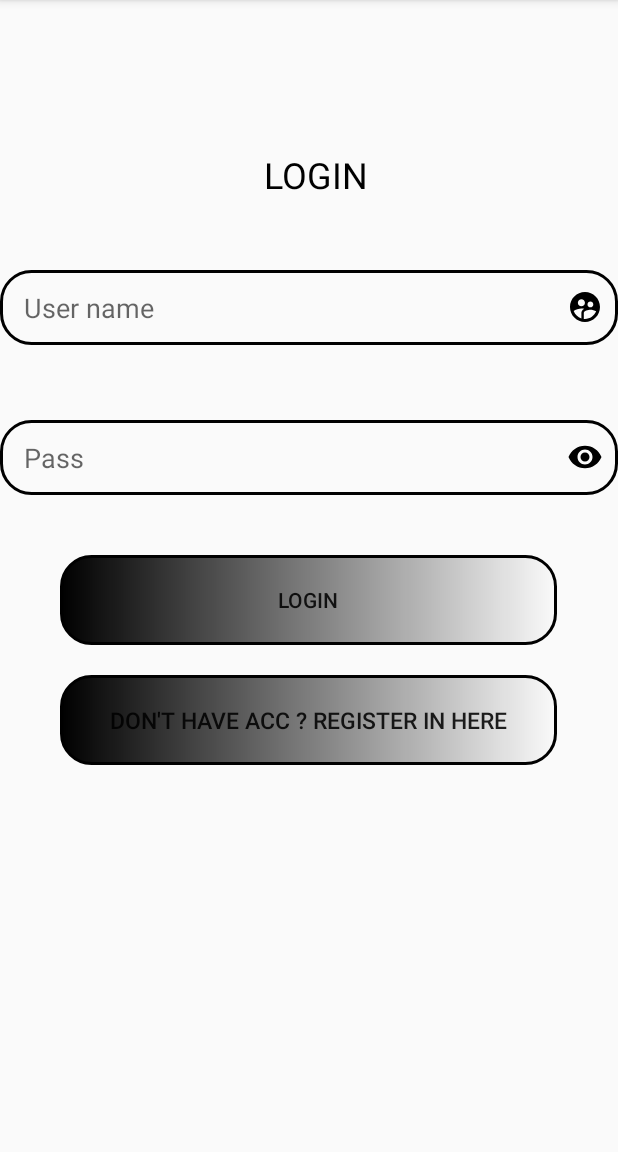
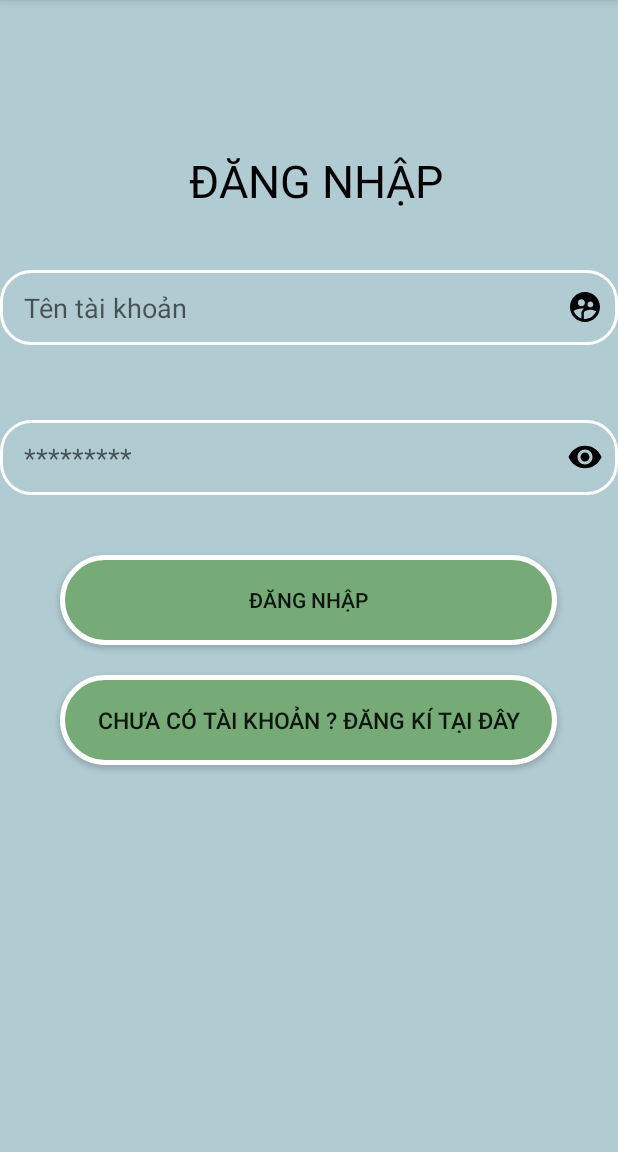
Before and after one commit to iFrancez/QUAN_LI_SINH_VIEN_MB, an Android app: the screen it shows after launch (LoginActivity), on a phone screen of 412 x 824 dp, the part 84-1236 px from its top. Run offline under Robolectric (Android 15) with nearby library versions, the phone set to English and light mode, and no system bars.

Commit message:
edit LoginActivity and HomeActivity

```diff
--- a/app/src/main/res/drawable/shape_edittext.xml
+++ b/app/src/main/res/drawable/shape_edittext.xml
@@ -1,6 +1,6 @@
 <shape xmlns:android="http://schemas.android.com/apk/res/android"
     android:shape="rectangle">
-    <stroke android:width="2dp" android:color="#000"/>
+    <stroke android:width="2dp" android:color="#FFF"/>
     <corners android:radius="20dp"/>
     <size android:width="100dp" android:height="50dp"/>
     <padding android:right="10dp"/>
--- a/app/src/main/res/layout/activity_login.xml
+++ b/app/src/main/res/layout/activity_login.xml
@@ -4,6 +4,8 @@
     xmlns:tools="http://schemas.android.com/tools"
     android:layout_width="match_parent"
     android:layout_height="match_parent"
+    android:background="#B1CBD3"
+
     tools:context=".LoginActivity">
 
 
@@ -13,9 +15,9 @@
         android:layout_marginStart="8dp"
         android:layout_marginTop="100dp"
         android:gravity="center"
-        android:text="LOGIN"
+        android:text="ĐĂNG NHẬP"
         android:textColor="@color/black"
-        android:textSize="24sp" />
+        android:textSize="30sp" />
 
     <EditText
         android:id="@+id/username1"
@@ -25,7 +27,7 @@
         android:background="@drawable/shape_edittext"
         android:drawableRight="@drawable/baseline_supervised_user_circle_24"
         android:paddingLeft="16dp"
-        android:hint="User name" />
+        android:hint="Tên tài khoản" />
 
     <EditText
         android:id="@+id/password1"
@@ -37,7 +39,7 @@
         android:drawableRight="@drawable/baseline_visibility_24"
         android:paddingLeft="16dp"
 
-        android:hint="Pass"
+        android:hint="*********"
         android:inputType="textPassword" />
 
     <Button
@@ -49,10 +51,11 @@
 
         android:layout_centerInParent="true"
         android:layout_marginTop="40dp"
-        android:background="@drawable/shape_button"
-        android:text="Login" />
+        android:background="@drawable/background_button"
+        android:text="Đăng nhập" />
 
     <Button
+
         android:id="@+id/btnsignin"
         android:layout_width="331dp"
         android:layout_height="60dp"
@@ -60,8 +63,9 @@
 
         android:layout_centerInParent="true"
         android:layout_marginTop="20dp"
-        android:background="@drawable/shape_button"
-        android:text="Don't have acc ? Register in here"
+        android:background="@drawable/background_button"
+
+        android:text="Chưa có tài khoản ? Đăng kí tại đây"
         android:textSize="15dp"
         tools:ignore="TextSizeCheck" />
 
--- a/app/src/main/res/layout/activity_main.xml
+++ b/app/src/main/res/layout/activity_main.xml
@@ -5,6 +5,8 @@
     android:layout_width="match_parent"
     android:layout_height="match_parent"
     android:padding="10dp"
+    android:background="#B1CBD3"
+
     tools:context=".MainActivity">
 
     <TextView
@@ -87,7 +89,7 @@
         android:layout_below="@+id/number2"
         android:layout_centerInParent="true"
         android:layout_marginTop="30dp"
-        android:background="@drawable/shape_button"
+        android:background="@drawable/background_button"
         android:text="Register"
         android:textColor="#212121"
         android:textSize="15dp"
```
Also changed, not shown: app/src/main/java/com/example/quan_li_sinh_vien/HomeActivity.java (+6 -1 lines), app/src/main/java/com/example/quan_li_sinh_vien/LoginActivity.java (+5 -3 lines).
